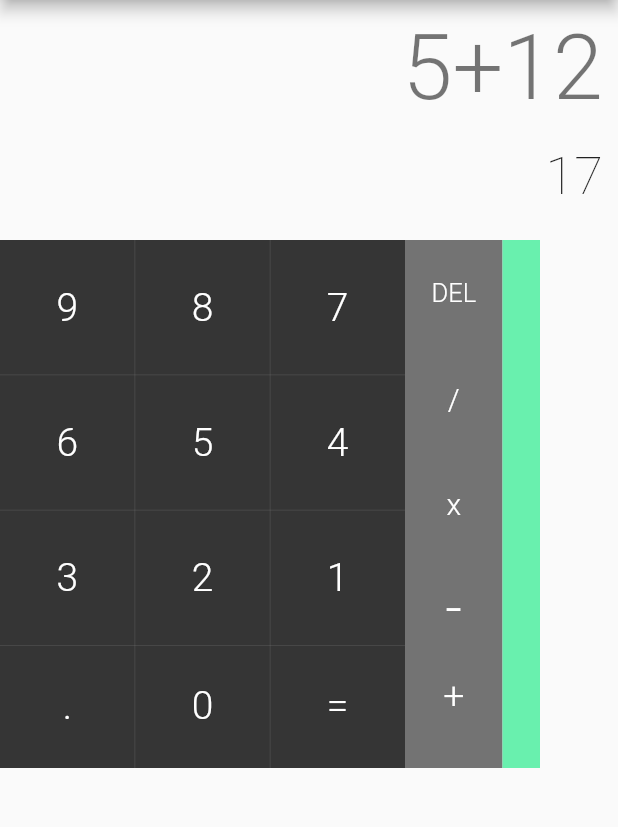
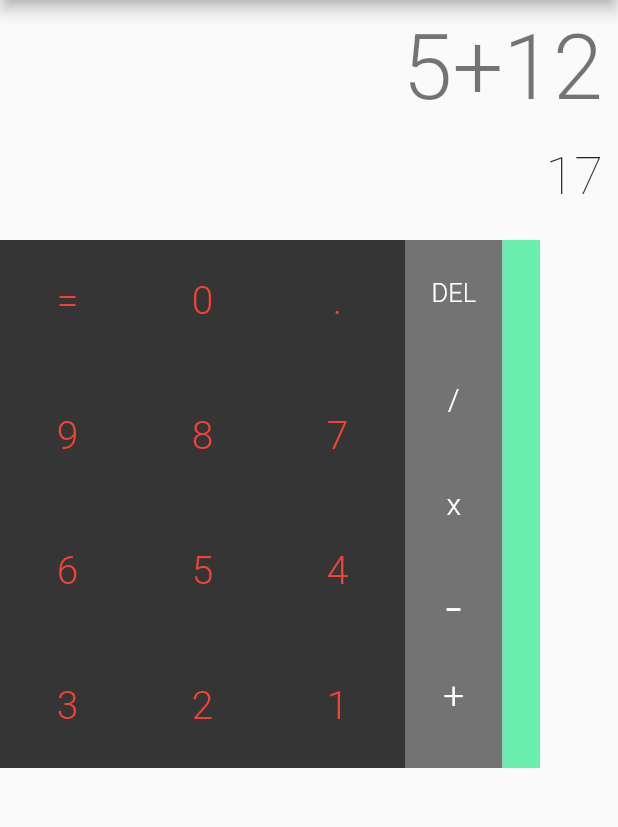
Before and after one commit to PrinceIbs/flutter_calculator_pro, a Flutter app: the screen it shows after launch, on a phone screen of 412 x 824 dp, the part 84-911 px from its top. Run offline on Flutter 3.47's test engine with Material 2 defaults, Android fonts, the phone set to English and light mode, and no system bars.

Commit message:
Used custom widget to maximize code and reduce length

```diff
--- /dev/null
+++ b/lib/button.dart
@@ -0,0 +1,54 @@
+import 'package:flutter/material.dart';
+
+class Button extends StatelessWidget {
+  final EdgeInsets padding;
+  final Alignment alignment;
+  final Color color;
+  final String textValue;
+  final double fontSize;
+  final FontWeight fontWeight;
+
+  Button({
+    Key key,
+    @required this.padding,
+    @required this.color,
+    @required this.textValue,
+    @required this.fontSize,
+    this.fontWeight = FontWeight.w300,
+    this.alignment = Alignment.center,
+  })  : assert(textValue != null),
+        assert(color != null),
+        assert(padding != null),
+        super(key: key);
+
+  @override
+  Widget build(BuildContext context) {
+    return Container(
+      padding: padding,
+      alignment: alignment,
+      color: color,
+      child: Text(
+        textValue,
+        style: TextStyle(
+          color: Colors.red,
+          fontSize: fontSize,
+          fontWeight: fontWeight,
+        ),
+      ),
+    );
+  }
+}
+
+//  Container(
+//                                         padding: const EdgeInsets.only(bottom: 10),
+//                                         alignment: Alignment.center,
+//                                         color: Colors.black54,
+//                                         child: const Text(
+//                                           "0",
+//                                           style: TextStyle(
+//                                             color: Colors.white,
+//                                             fontSize: 26,
+//                                             fontWeight: FontWeight.w300,
+//                                           ),
+//                                         )
+//                                     ),
--- a/lib/main.dart
+++ b/lib/main.dart
@@ -1,3 +1,4 @@
+import 'package:this_calculator/button.dart';
 import 'package:flutter/cupertino.dart';
 import 'package:flutter/material.dart';
 
@@ -8,13 +9,52 @@ void main() {
 class Calculator extends StatelessWidget {
   @override
   Widget build(BuildContext context) {
+    final button = <Button>[];
 
+    for (int i = 12; i >= 1; i--) {
+      if (i == 12) {
+        button.add(
+          Button(
+            textValue: "=",
+            color: Colors.black54,
+            fontSize: 26,
+            padding: EdgeInsets.only(bottom: 10),
+          ),
+        );
+      } else if (i == 11) {
+        button.add(
+          Button(
+            textValue: "0",
+            color: Colors.black54,
+            fontSize: 26,
+            padding: EdgeInsets.only(bottom: 10),
+          ),
+        );
+      } else if (i == 10) {
+        button.add(
+          Button(
+            textValue: ".",
+            color: Colors.black54,
+            fontSize: 26,
+            padding: EdgeInsets.only(bottom: 10),
+          ),
+        );
+      } else {
+        button.add(
+          Button(
+            textValue: i.toString(),
+            color: Colors.black54,
+            fontSize: 26,
+            padding: EdgeInsets.only(bottom: 10),
+          ),
+        );
+      }
+    }
     return MaterialApp(
         home: Scaffold(
             appBar: AppBar(
               //elevation: 0.0,
-              title: Text(
-                  "this_Calculator",
+              title: Text("this_Calculator",
                   textDirection: TextDirection.ltr,
                   style: TextStyle(
                     color: Colors.black,
@@ -29,15 +69,13 @@ class Calculator extends StatelessWidget {
                   height: 90,
                   alignment: Alignment.centerRight,
                   padding: EdgeInsets.only(right: 10),
-                        child: Text(
-                          "5+12",
+                  child: Text("5+12",
                       textDirection: TextDirection.ltr,
                       style: TextStyle(
                         fontSize: 60,
                         fontWeight: FontWeight.w300,
                         color: Colors.black54,
-                        )
-                      ),
+                      )),
                 ),
                 Container(
                     alignment: Alignment.centerRight,
@@ -50,8 +88,7 @@ class Calculator extends StatelessWidget {
                         fontSize: 35,
                         fontWeight: FontWeight.w200,
                       ),
-                        )
-                    ),
+                    )),
                 Container(
                   child: Row(
                     children: [
@@ -59,167 +96,108 @@ class Calculator extends StatelessWidget {
                         color: Colors.black54,
                         width: 270,
                         height: 352,
-                              child: GridView.count(
+                        // child: GridView.count(
+                        //   primary: false,
+                        //   crossAxisSpacing: .2,
+                        //   mainAxisSpacing: .2,
+                        //   crossAxisCount: 3,
+                        //   children: <Widget>[
+                        //     Button(
+                        //       padding: EdgeInsets.only(bottom: 10),
+                        //       color: Colors.black54,
+                        //       textValue: "9",
+                        //       fontSize: 26,
+                        //     ),
+                        //     Button(
+                        //       padding: EdgeInsets.only(bottom: 10),
+                        //       color: Colors.black54,
+                        //       textValue: "8",
+                        //       fontSize: 26,
+                        //     ),
+                        //     Button(
+                        //       padding: EdgeInsets.only(bottom: 10),
+                        //       color: Colors.black54,
+                        //       textValue: "7",
+                        //       fontSize: 26,
+                        //     ),
+                        //     Button(
+                        //       padding: EdgeInsets.only(bottom: 10),
+                        //       color: Colors.black54,
+                        //       textValue: "6",
+                        //       fontSize: 26,
+                        //     ),
+                        //     Button(
+                        //       padding: EdgeInsets.only(bottom: 10),
+                        //       color: Colors.black54,
+                        //       textValue: "5",
+                        //       fontSize: 26,
+                        //     ),
+                        //     Button(
+                        //       padding: EdgeInsets.only(bottom: 10),
+                        //       color: Colors.black54,
+                        //       textValue: "4",
+                        //       fontSize: 26,
+                        //     ),
+                        //     Button(
+                        //       padding: EdgeInsets.only(bottom: 10),
+                        //       color: Colors.black54,
+                        //       textValue: "3",
+                        //       fontSize: 26,
+                        //     ),
+                        //     Button(
+                        //       padding: EdgeInsets.only(bottom: 10),
+                        //       color: Colors.black54,
+                        //       textValue: "2",
+                        //       fontSize: 26,
+                        //     ),
+                        //     Button(
+                        //       padding: EdgeInsets.only(bottom: 10),
+                        //       color: Colors.black54,
+                        //       textValue: "1",
+                        //       fontSize: 26,
+                        //     ),
+                        //     Button(
+                        //       padding: EdgeInsets.only(bottom: 10),
+                        //       color: Colors.black54,
+                        //       textValue: ".",
+                        //       fontSize: 26,
+                        //     ),
+                        //     Button(
+                        //       padding: EdgeInsets.only(bottom: 10),
+                        //       color: Colors.black54,
+                        //       textValue: "0",
+                        //       fontSize: 26,
+                        //     ),
+                        //     Button(
+                        //       padding: EdgeInsets.only(bottom: 10),
+                        //       color: Colors.black54,
+                        //       textValue: "=",
+                        //       fontSize: 26,
+                        //     ),
+                        //     // GridView.builder(
+                        //     //   gridDelegate:
+                        //     //       const SliverGridDelegateWithFixedCrossAxisCount(
+                        //     //     crossAxisCount: 3,
+                        //     //   ),
+                        //     //   itemCount: button.length,
+                        //     //   itemBuilder: (BuildContext context, int index) =>
+                        //     //       button[index],
+                        //     // ),
+                        //   ],
+                        // ),
+                        child: GridView.builder(
                           primary: false,
-                                  crossAxisSpacing: .2,
-                                  mainAxisSpacing: .2,
+                          // crossAxisSpacing: .2,
+                          // mainAxisSpacing: .2,
+                          // crossAxisCount: 3,
+                          gridDelegate:
+                              const SliverGridDelegateWithFixedCrossAxisCount(
                             crossAxisCount: 3,
-                                  children: <Widget>[
-                                    Container(
-                                      padding: const EdgeInsets.all(5),
-                                      alignment: Alignment.center,
-                                      color: Colors.black54,
-                                      child: const Text(
-                                        "9",
-                                        style: TextStyle(
-                                          color: Colors.white,
-                                          fontSize: 26,
-                                          fontWeight: FontWeight.w300,
                           ),
+                          itemCount: button.length,
+                          itemBuilder: (BuildContext context, int index) =>
+                              button[index],
                         ),
-                                    ),
-                                    Container(
-                                        padding: const EdgeInsets.all(5),
-                                        alignment: Alignment.center,
-                                        color: Colors.black54,
-                                        child: const Text(
-                                          "8",
-                                          style: TextStyle(
-                                            color: Colors.white,
-                                            fontSize: 26,
-                                            fontWeight: FontWeight.w300,
-                                          ),
-                                        )
-                                    ),
-                                    Container(
-                                      padding: const EdgeInsets.all(5),
-                                      alignment: Alignment.center,
-                                      color: Colors.black54,
-                                      child: const Text(
-                                        "7",
-                                        style: TextStyle(
-                                          color: Colors.white,
-                                          fontSize: 26,
-                                          fontWeight: FontWeight.w300,
-                                        ),
-                                      ),
-                                    ),
-                                    Container(
-                                      padding: const EdgeInsets.all(5),
-                                      alignment: Alignment.center,
-                                      color: Colors.black54,
-                                      child: const Text(
-                                        "6",
-                                        style: TextStyle(
-                                          color: Colors.white,
-                                          fontSize: 26,
-                                          fontWeight: FontWeight.w300,
-                                        ),
-                                      ),
-                                    ),
-                                    Container(
-                                      padding: const EdgeInsets.all(5),
-                                      alignment: Alignment.center,
-                                      color: Colors.black54,
-                                      child: const Text(
-                                        "5",
-                                        style: TextStyle(
-                                          color: Colors.white,
-                                          fontSize: 26,
-                                          fontWeight: FontWeight.w300,
-                                        ),
-                                      ),),
-                                    Container(
-                                      padding: const EdgeInsets.all(5),
-                                      alignment: Alignment.center,
-                                      color: Colors.black54,
-                                      child: const Text(
-                                        "4",
-                                        style: TextStyle(
-                                          color: Colors.white,
-                                          fontSize: 26,
-                                          fontWeight: FontWeight.w300,
-                                        ),
-                                      ),
-                                    ),
-                                    Container( padding: const EdgeInsets.all(5),
-                                      alignment: Alignment.center,
-                                      color: Colors.black54,
-                                      child: const Text(
-                                        "3",
-                                        style: TextStyle(
-                                          color: Colors.white,
-                                          fontSize: 26,
-                                          fontWeight: FontWeight.w300,
-                                        ),
-                                      ),
-                                    ),
-                                    Container( padding: const EdgeInsets.all(5),
-                                      alignment: Alignment.center,
-                                      color: Colors.black54,
-                                      child: const Text(
-                                        "2",
-                                        style: TextStyle(
-                                          color: Colors.white,
-                                          fontSize: 26,
-                                          fontWeight: FontWeight.w300,
-                                        ),
-                                      ),
-                                    ),
-                                    Container( padding: const EdgeInsets.all(5),
-                                      alignment: Alignment.center,
-                                      color: Colors.black54,
-                                      child: const Text(
-                                        "1",
-                                        style: TextStyle(
-                                          color: Colors.white,
-                                          fontSize: 26,
-                                          fontWeight: FontWeight.w300,
-                                        ),
-                                      ),
-                                    ),
-                                    Container(
-                                        padding: const EdgeInsets.only(bottom: 10),
-                                        alignment: Alignment.center,
-                                        color: Colors.black54,
-                                        child: const Text(
-                                          ".",
-                                          style: TextStyle(
-                                            color: Colors.white,
-                                            fontSize: 26,
-                                            fontWeight: FontWeight.w300,
-                                          ),
-                                        )
-                                    ),
-                                    Container(
-                                        padding: const EdgeInsets.only(bottom: 10),
-                                        alignment: Alignment.center,
-                                        color: Colors.black54,
-                                        child: const Text(
-                                          "0",
-                                          style: TextStyle(
-                                            color: Colors.white,
-                                            fontSize: 26,
-                                            fontWeight: FontWeight.w300,
-                                          ),
-                                        )
-                                    ),
-                                    Container(
-                                        padding: const EdgeInsets.only(bottom: 10),
-                                        alignment: Alignment.center,
-                                        color: Colors.black54,
-                                        child: const Text(
-                                          "=",
-                                          style: TextStyle(
-                                            color: Colors.white,
-                                            fontSize: 26,
-                                            fontWeight: FontWeight.w300,
-                                          ),
-                                        )
-                                    ),
-
-                                  ]
-                              )
                       ),
                       Container(
                           color: Colors.black54,
@@ -238,8 +216,7 @@ class Calculator extends StatelessWidget {
                                         fontSize: 17,
                                         fontWeight: FontWeight.w300,
                                       ),
-                                      )
-                                  ),
+                                    )),
                               ),
                               Expanded(
                                 child: Container(
@@ -252,8 +229,7 @@ class Calculator extends StatelessWidget {
                                         fontSize: 20,
                                         fontWeight: FontWeight.w300,
                                       ),
-                                      )
-                                  ),
+                                    )),
                               ),
                               Expanded(
                                 child: Container(
@@ -266,8 +242,7 @@ class Calculator extends StatelessWidget {
                                         fontSize: 20,
                                         fontWeight: FontWeight.w300,
                                       ),
-                                      )
-                                  ),
+                                    )),
                               ),
                               Expanded(
                                 child: Container(
@@ -280,12 +255,11 @@ class Calculator extends StatelessWidget {
                                         fontSize: 38,
                                         fontWeight: FontWeight.w300,
                                       ),
-                                      )
-                                  ),
+                                    )),
                               ),
                               Expanded(
                                 child: Container(
-                                      padding: const EdgeInsets.only(bottom:25),
+                                    padding: const EdgeInsets.only(bottom: 25),
                                     alignment: Alignment.center,
                                     child: const Text(
                                       "+",
@@ -294,12 +268,10 @@ class Calculator extends StatelessWidget {
                                         fontSize: 25,
                                         fontWeight: FontWeight.w300,
                                       ),
-                                      )
-                                  ),
+                                    )),
                               ),
                             ],
-                            )
-                          ),
+                          )),
                       Container(
                         color: Colors.greenAccent,
                         width: 25,
@@ -309,9 +281,6 @@ class Calculator extends StatelessWidget {
                   ),
                 ),
               ],
-                )
-            )
-        )
-    );
+            ))));
   }
 }
```
Lines whose indentation alone changed are shown as unchanged.
